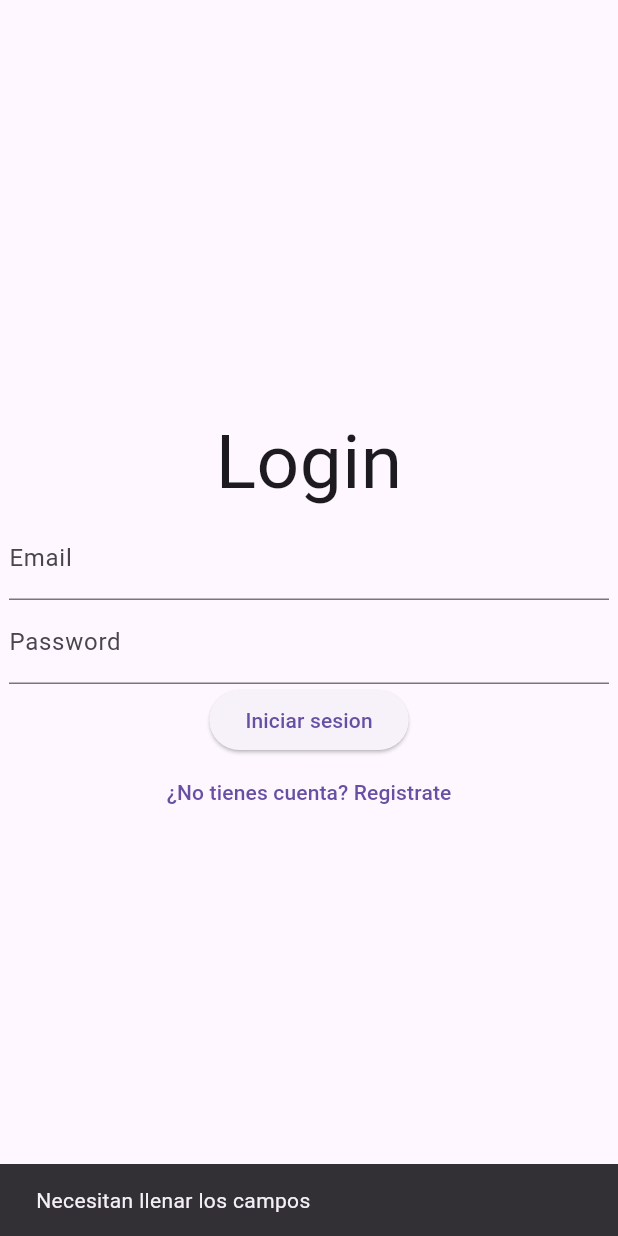
After one commit to AyalaFranco/DashboardCanchasAdmin, a Flutter app: the screen it shows after launch, after a tap on "Iniciar sesion", on a phone screen of 412 x 824 dp. The commit adds this screen. Run offline on Flutter 3.47's test engine with Material 3 defaults, Android fonts, the phone set to English and light mode, and no system bars; our stand-ins replace supabase_flutter; accounts and stored records are empty.

Commit message:
Coneccion BD y Implementacion con login

```diff
--- a/lib/main.dart
+++ b/lib/main.dart
@@ -1,7 +1,16 @@
 import 'package:flutter/material.dart';
 import 'package:reserva_cancha/screens/cca_home_screen.dart';
+import 'package:reserva_cancha/services/auth/auth_gate.dart';
 
-void main() {
+import 'package:supabase_flutter/supabase_flutter.dart';
+
+Future<void> main() async {
+  WidgetsFlutterBinding.ensureInitialized();
+
+  await Supabase.initialize(
+    url: 'https://qqyywtlistoirjpbkeyx.supabase.co',
+    anonKey: 'sb_publishable_0yJ5oU4X6NFXliTSnMZh3Q_WJ0GB5ZH',
+  );
   runApp(const MainApp());
 }
 
@@ -11,7 +20,7 @@ class MainApp extends StatelessWidget {
   @override
   Widget build(BuildContext context) {
     return MaterialApp(
-      home: CCAHomeScreen()
+      home: AuthGate(),//CCAHomeScreen()
     );
   }
 }
--- /dev/null
+++ b/lib/screens/login_screen.dart
@@ -0,0 +1,80 @@
+import 'package:flutter/material.dart';
+import 'package:reserva_cancha/services/auth_service.dart';
+
+class LoginPage extends StatefulWidget {
+  const LoginPage({super.key});
+
+  @override
+  State<LoginPage> createState() => _LoginPageState();
+}
+
+class _LoginPageState extends State<LoginPage> {
+
+  final _emailCtrl = TextEditingController();//Acceder al texto del campo
+  final _passCtrl = TextEditingController();
+  bool _isLogin = true; //Variable de cambio de sesion
+  final _auth = AuthService();
+
+  Future<void> _submit() async{ //Funcion de apretar boton
+    final email = _emailCtrl.text.trim();
+    final password = _passCtrl.text.trim();
+
+    if (email.isEmpty || password.isEmpty) {
+      ScaffoldMessenger.of(context).showSnackBar(const SnackBar(content: Text("Necesitan llenar los campos")));
+      return;
+    }
+
+try { //Funcion inicio sesion
+    if (_isLogin) {
+      await _auth.signIn(email, password);
+    } else {
+      await _auth.signUp(email , password);
+    }
+  } catch (e) {
+    ScaffoldMessenger.of(context).showSnackBar(SnackBar(content : Text(e.toString())));
+  }
+
+  }
+  @override
+  Widget build(BuildContext context) {
+    return Scaffold(
+      body: Center(
+        child: SizedBox(
+          width: 400,
+          child: Column(
+            mainAxisAlignment: MainAxisAlignment.center,
+            children: [
+              Text(
+                _isLogin ? "Login" : "Crear Cuenta",
+                style: const TextStyle(fontSize:50),
+              ),
+              TextField(
+                controller: _emailCtrl,
+                decoration: const InputDecoration(labelText: "Email"),
+              ),
+              TextField(
+                controller: _passCtrl,
+                decoration: const InputDecoration(labelText: "Password"),
+                obscureText: true,
+              ),
+              ElevatedButton(
+                onPressed: () => _submit(),
+                child: const Text("Iniciar sesion"),
+                ),
+                TextButton( //Cambiar de estado o pagina
+                  onPressed: () {
+                    setState(() => _isLogin =! _isLogin);
+                  },
+                  child: Text(
+                    _isLogin
+                    ? "¿No tienes cuenta? Registrate"
+                    : "¿Tienes cuenta? Inicia sesion",
+                    ),
+                  )
+            ],
+          ),
+        ),
+      ),
+    );
+  }
+}
--- /dev/null
+++ b/lib/services/auth/auth_gate.dart
@@ -0,0 +1,33 @@
+import 'package:flutter/material.dart';
+import 'package:reserva_cancha/screens/loginHome_screen.dart';
+import 'package:reserva_cancha/screens/login_screen.dart';
+import 'package:reserva_cancha/services/auth_service.dart';
+import 'package:supabase_flutter/supabase_flutter.dart';
+
+class AuthGate extends StatefulWidget {
+  const AuthGate({super.key});
+
+  @override
+  State<AuthGate> createState() => _AuthGateState();
+}
+
+class _AuthGateState extends State<AuthGate> {
+  @override
+  Widget build(BuildContext context) {
+
+    final auth = AuthService();
+
+    return StreamBuilder<AuthState>( //Validar sesion
+      stream: auth.authState,
+      builder: (context, snapshot){//Muestra los estados del widget
+        final session = snapshot.data?.session;
+
+        if (session != null){
+          return const Loginhome();//home
+        } else {
+          return const LoginPage();//Erorr
+        }
+      },
+    );
+  }
+}
--- /dev/null
+++ b/lib/services/auth_service.dart
@@ -0,0 +1,29 @@
+import 'package:supabase_flutter/supabase_flutter.dart';
+
+class AuthService { //Servicios de autenticacion (Inicio de sesion/registro/cierre)
+  final SupabaseClient _client = Supabase.instance.client; //Aceder al cliente
+
+  Future<void> signUp(String email, String password)async { //Metodo signUp
+    final response = await _client.auth.signUp(
+      email: email , password: password);
+
+  if (response.user == null){
+    throw Exception("Erorr al registrarse!!!");
+    }
+  }
+
+  Future<void> signIn(String email, String password) async{ //Inicio sesion
+    final response = await _client.auth.signInWithPassword(
+        email: email , password: password);
+
+    if (response.user == null){
+      throw Exception("Erorr al Iniciar sesion!!!");
+    }
+  }
+
+  Future<void> signOut() async{ //Cierre sesion
+  await _client.auth.signOut();
+  }
+
+  Stream <AuthState> get authState => _client.auth.onAuthStateChange; //Getter de estado de autenticacion
+}
--- a/pubspec.yaml
+++ b/pubspec.yaml
@@ -11,6 +11,8 @@ dependencies:
     sdk: flutter
   intl: ^0.20.2
 
+  supabase_flutter: ^2.0.0
+
 dev_dependencies:
   flutter_test:
     sdk: flutter
```
Also changed, not shown: lib/screens/loginHome_screen.dart (added, +22 -0 lines), pubspec.lock, 5 other files.
